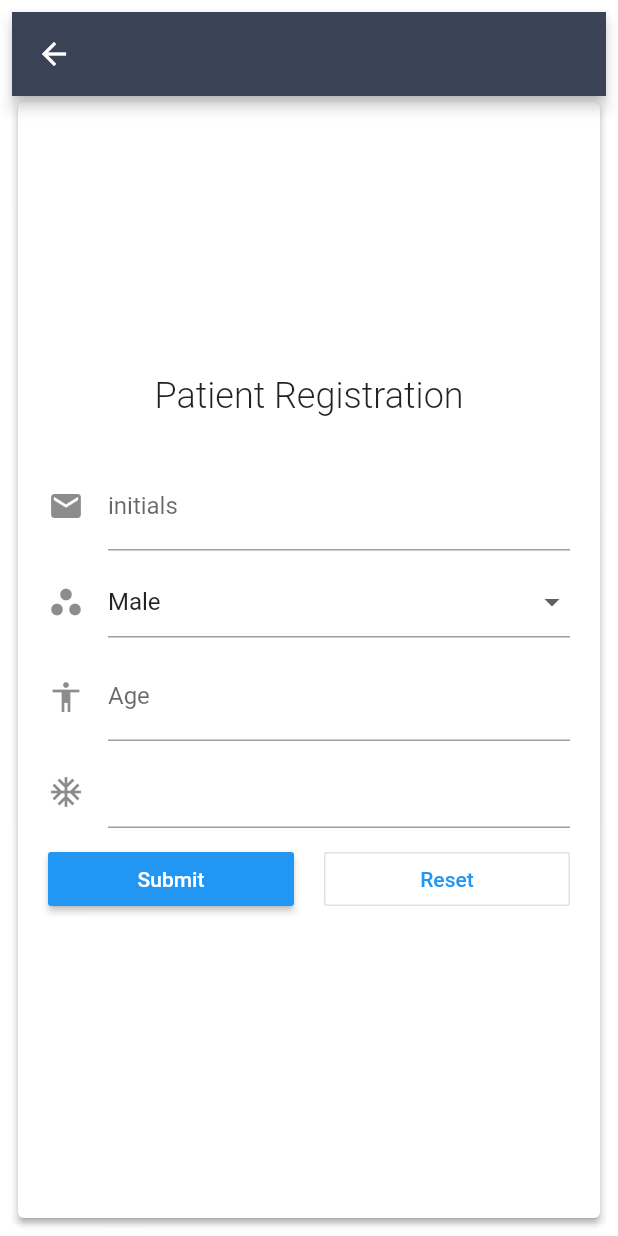
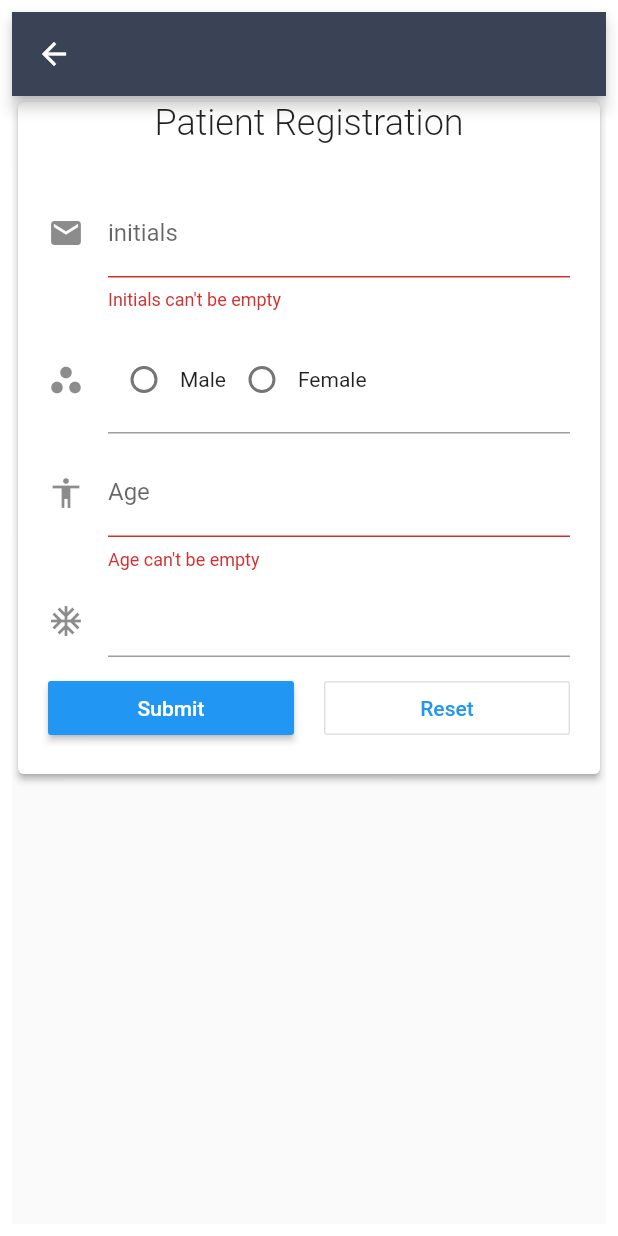
Before and after one commit to Gladtidingszm/mediquest_mobile, a Flutter app: the CreatePatient screen opened directly, after a tap on "Submit", on a phone screen of 412 x 824 dp. Run offline on Flutter 3.47's test engine with Material 2 defaults, Android fonts, the phone set to English and light mode, and no system bars; drawn by our look-alikes of flutter_form_builder; our stand-ins replace bottom_navy_bar, cool_alert, flutter_login, shared_preferences; missing offline and left inert: dart:html, floating_action_bubble, flutter_sparkline, loading_dialog; accounts and stored records are empty; generated files the repository leaves out were written again.

Commit message:
added create patient validation, made create patient live

```diff
--- a/lib/screens/CreatePatient.dart
+++ b/lib/screens/CreatePatient.dart
@@ -1,6 +1,10 @@
 import 'package:flutter/cupertino.dart';
 import 'package:flutter/material.dart';
 import 'package:flutter_form_builder/flutter_form_builder.dart';
+import 'package:loading_dialog/loading_dialog.dart';
+import 'package:mediquest_mobile/managers/QuestionnaireManager.dart';
+import 'package:mediquest_mobile/models/Patient.dart';
+import 'package:mediquest_mobile/utils/DummyData.dart';
 
 // so we're create a normal startup of a flutter application here
 // so in our MyHomePage is where we're going to be working
@@ -14,8 +18,12 @@ class CreatePatient extends StatefulWidget {
 
 class _CreatePatientState extends State<CreatePatient> {
   // So all this four controller's is for the textfield we're creating
-  var _formKey = GlobalKey<ScaffoldState>(); // a scaffold Globalkey
+  final _formKey = new GlobalKey<FormState>();
   bool hidePass = true;
+  String _initials;
+  DateTime dateOfBirth = DateTime(1900, 12, 12);
+  String _sex;
+  int age;
 
   // this is a boolean called hidePass we're going to use it for show and hide password
   @override
@@ -30,6 +38,9 @@ class _CreatePatientState extends State<CreatePatient> {
           body: Card(
             elevation: 2,
             shadowColor: Colors.grey,
+            child: SingleChildScrollView(
+              child: Form(
+                key: _formKey,
                 child: Column(
                   mainAxisAlignment: MainAxisAlignment.center,
                   children: <Widget>[
@@ -53,53 +64,58 @@ class _CreatePatientState extends State<CreatePatient> {
                               labelText: 'initials',
                               icon: Icon(Icons.mail),
                             ),
+                            validator: (value) => value.isEmpty
+                                ? 'Initials can\'t be empty'
+                                : null,
+                            onSaved: (value) => _initials = value.trim(),
                           ),
                           SizedBox(height: 10),
+                          //sex
                           Container(
-                        child: DropdownButtonFormField(
-                          items: [
-                            DropdownMenuItem(child: Text("Male")),
-                            DropdownMenuItem(child: Text("Female"))
+                            child: FormBuilderRadioGroup(
+                              options: [
+                                FormBuilderFieldOption(value: "Male"),
+                                FormBuilderFieldOption(value: "Female"),
                               ],
+                              initialValue: "",
                               decoration: InputDecoration(
                                   icon: Icon(Icons.workspaces_filled)),
-                          onChanged: (value) {},
-                          hint: Text("Sex"),
+                              onSaved: (value) {
+                                _sex = value;
+                              },
+                              validator: (value) {
+                                return value.toString().isEmpty
+                                    ? "Sex can\'t be null"
+                                    : null;
+                              },
                             ),
                           ),
                           SizedBox(height: 10),
+                          //age
                           TextFormField(
                             keyboardType: TextInputType.number,
                             decoration: InputDecoration(
                               labelText: 'Age',
                               icon: Icon(Icons.accessibility),
                             ),
+                            onSaved: (value) => _sex = value,
+                            validator: (value) =>
+                                value.isEmpty ? 'Age can\'t be empty' : null,
                           ),
                           SizedBox(height: 10),
 
-                      /* Column(
-                         children: [
-                           Text("Date of Birth"),
-                           SizedBox(height: 15),
-                           SizedBox(
-                             height: 150,
-
-                             child: CupertinoDatePicker(onDateTimeChanged: (newDate){
-
-                             },
-                               mode: CupertinoDatePickerMode.date,
-
-                             ),
-                           ),
-                         ],
-                       ),*/
+                          //DOB
                           FormBuilderDateTimePicker(
                             name: "here",
+                            onSaved: (value) => dateOfBirth = value,
                             initialDatePickerMode: null,
                             initialEntryMode: DatePickerEntryMode.calendar,
                             decoration: InputDecoration(
                               icon: Icon(Icons.ac_unit_sharp),
                             ),
+                            validator: (value) => value == null
+                                ? 'Date of birth can\'t be empty'
+                                : null,
                           ),
                           SizedBox(height: 10),
                           Row(
@@ -111,13 +127,33 @@ class _CreatePatientState extends State<CreatePatient> {
                                     'Submit',
                                     style: TextStyle(color: Colors.white),
                                   ),
-                              onPressed: () {
-                                /* if (_formKey.currentState.saveAndValidate()) {
-                          print(_formKey.currentState.value);
+                                  onPressed: () async {
+                                    if (_formKey.currentState.validate()) {
+                                      _formKey.currentState.save();
+                                      print(_formKey.currentState);
+
+                                      LoadingDialog loading = LoadingDialog(
+                                          buildContext: context,
+                                          loadingMessage: "Creating ");
+                                      loading.show();
+                                      Patient patient =
+                                          await QuestionnaireManager()
+                                              .addPatient(Patient(
+                                                  1,
+                                                  DummyData.questionaire,
+                                                  "OK",
+                                                  DateTime.now(),
+                                                  age,
+                                                  _sex,
+                                                  DummyData.institution,
+                                                  DateTime.now(),
+                                                  DateTime.now()));
+                                      print(patient.toJson());
+                                      loading.hide();
                                     } else {
-                          print(_formKey.currentState.value);
+                                      print(_formKey.currentState);
                                       print('validation failed');
-                        }*/
+                                    }
                                   },
                                 ),
                               ),
@@ -131,7 +167,7 @@ class _CreatePatientState extends State<CreatePatient> {
                                         color: Theme.of(context).accentColor),
                                   ),
                                   onPressed: () {
-                                /* _formKey.currentState.reset();*/
+                                    _formKey.currentState.reset();
                                   },
                                 ),
                               ),
@@ -145,6 +181,8 @@ class _CreatePatientState extends State<CreatePatient> {
               ),
             ),
           ),
+        ),
+      ),
     );
   }
 
@@ -154,7 +192,7 @@ class _CreatePatientState extends State<CreatePatient> {
     });
   }
 
-  void _showInSnackBar({String message}) {
+/*  void _showInSnackBar({String message}) {
     _formKey.currentState.showSnackBar(
       SnackBar(
         content: GestureDetector(
@@ -169,45 +207,7 @@ class _CreatePatientState extends State<CreatePatient> {
         backgroundColor: Colors.black,
       ),
     );
-  }
-
-  formValidate({String name, email, phn, pass, cpass}) {
-    if (name.toString().isEmpty) {
-      _showInSnackBar(message: 'Full name required');
-    } else if (!email.toString().contains('@')) {
-      _showInSnackBar(message: 'Invalid email address');
-    } else if (phn.toString().isEmpty || phn.length != 11) {
-      _showInSnackBar(message: 'Invalid phone number');
-    } else if (pass.toString().isEmpty || pass.length != 8) {
-      _showInSnackBar(message: '8 character required for password');
-    } else if (cpass.toString() != pass.toString()) {
-      _showInSnackBar(message: 'Password does not match');
-    } else {
-      openDia(name: name);
-    }
-  }
-
-  openDia({String name}) {
-    showDialog(
-        context: context,
-        builder: (BuildContext context) {
-          return AlertDialog(
-            content: Text('$name is now a verified account'),
-            title: Text('Registration Successful'),
-            actions: <Widget>[
-              MaterialButton(
-                onPressed: () {
-                  Navigator.pop(context);
-                },
-                child: Text(
-                  'Verified',
-                  style: TextStyle(color: Colors.blue),
-                ),
-              )
-            ],
-          );
-        });
-  }
+  }*/
 
   @override
   void initState() {
```
Lines whose indentation alone changed are shown as unchanged.
